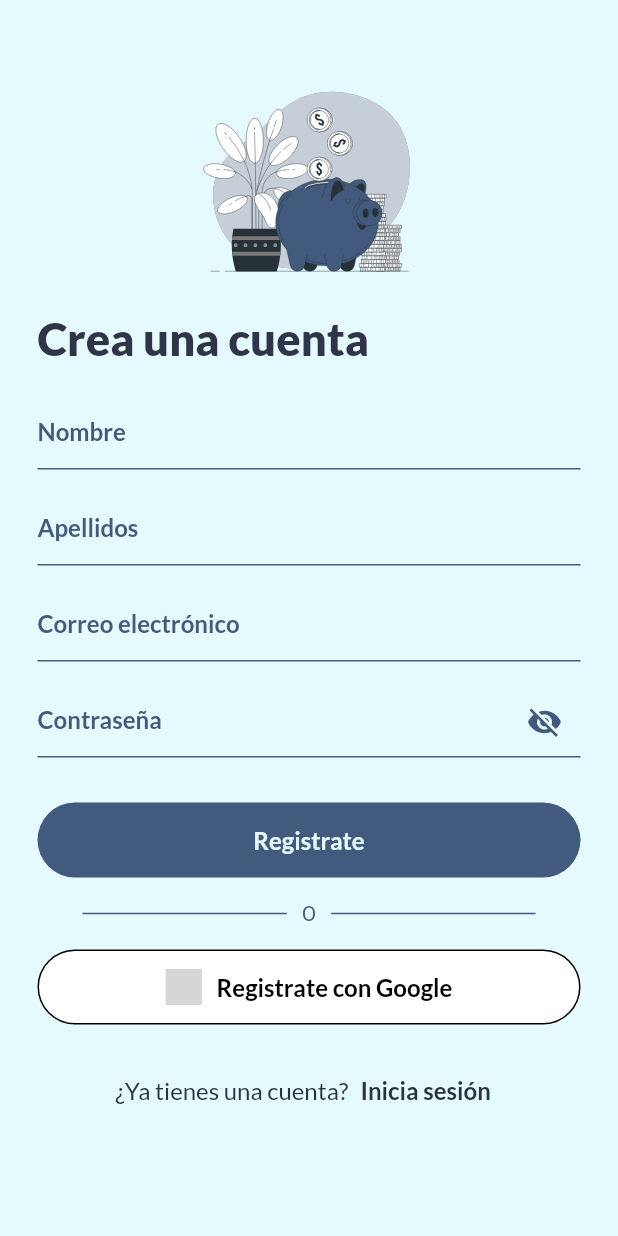
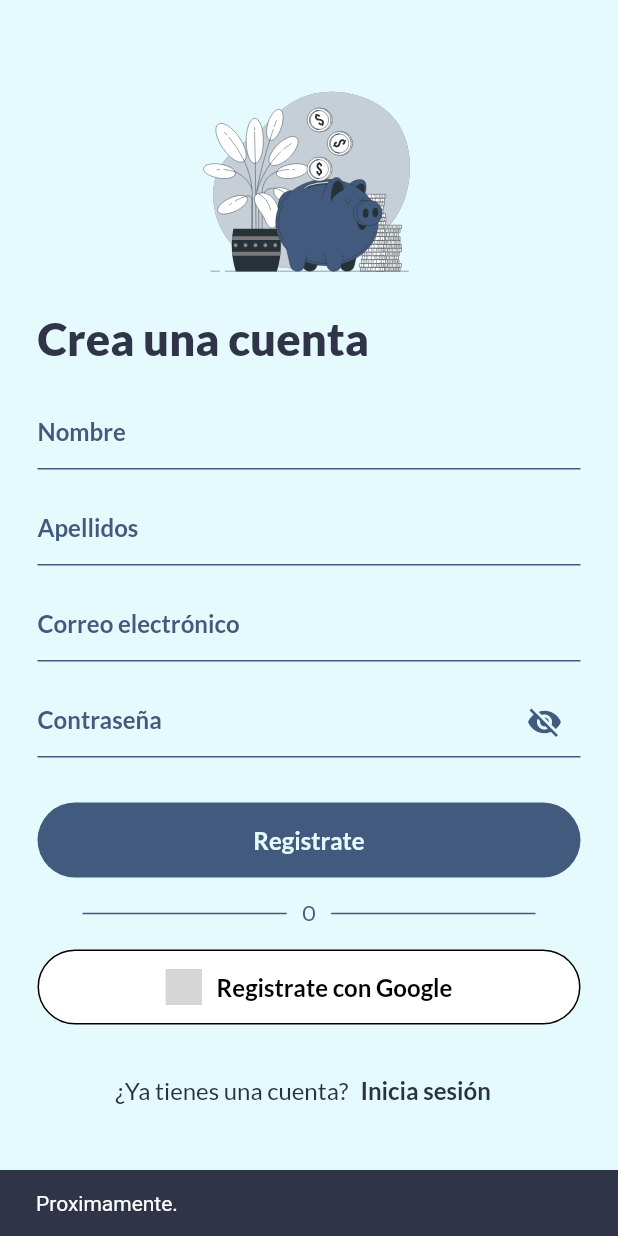
Before and after one commit to CamiloAyala/UN-AHORRO_mobile, a Flutter app: the SignupView screen opened by its route, after a tap on "Registrate con Google", on a phone screen of 412 x 824 dp. Run offline on Flutter 3.47's test engine with Material 2 defaults, Android fonts, the phone set to English and light mode, and no system bars; our stand-ins replace carousel_slider, flutter_conditional_rendering, flutter_secure_storage, flutter_svg, google_nav_bar, graphql and 4 more; accounts and stored records are empty; network calls fail; grey boxes are pictures that could not be loaded.

```diff
--- a/lib/ui/views/signup/signup_view.dart
+++ b/lib/ui/views/signup/signup_view.dart
@@ -161,7 +161,15 @@ class _SignUpViewState extends State<SignupView> {
                     text: "Registrate con Google",
                     borderColor: Colors.black,
                     withBorder: true,
-                    onPressed: () => {}
+                    onPressed: () => {
+
+                      snackBar = const SnackBar(
+                        content: Text("Proximamente."),
+                        backgroundColor: colors.black,
+                      ),
+
+                      ScaffoldMessenger.of(context).showSnackBar(snackBar)
+                    }
                   ),
 
                   AccountQuestion(
```
Also changed, not shown: lib/ui/views/login/login_view.dart (+8 -1 lines).
